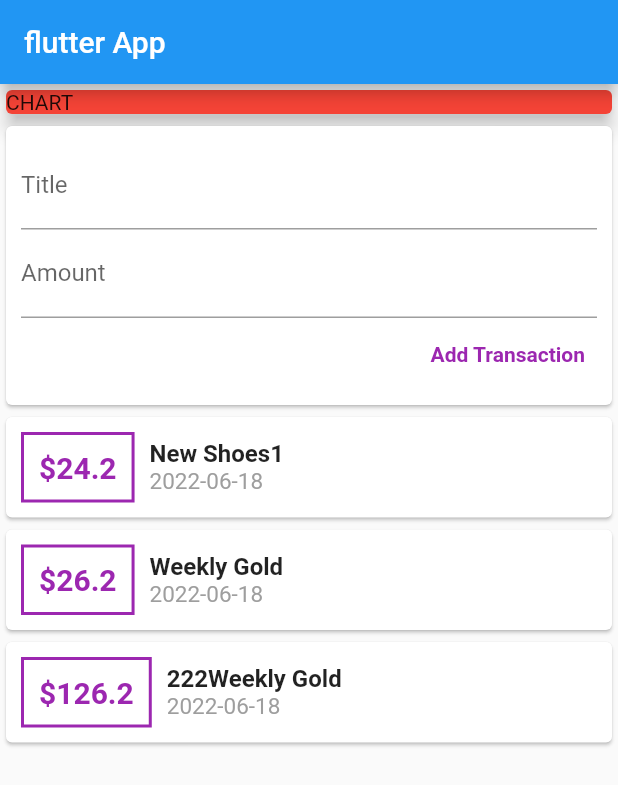
After one commit to officialtechner/flutter.real_app, a Flutter app: the screen it shows after launch, on a phone screen of 412 x 824 dp. The commit adds this screen. Shown: the top 785 px of the screen. Run offline on Flutter 3.47's test engine with Material 2 defaults, Android fonts, the phone set to English and light mode, and no system bars.

Commit message:
split into widget

```diff
--- /dev/null
+++ b/lib/widgets/new_transaction.dart
@@ -0,0 +1,47 @@
+import 'package:flutter/material.dart';
+
+class NewTransaction extends StatelessWidget {
+  final titleController = TextEditingController();
+  final amountController = TextEditingController();
+
+  final Function _addNewTransaction;
+  NewTransaction(this._addNewTransaction);
+
+  @override
+  Widget build(BuildContext context) {
+    return Card(
+        child: Container(
+      padding: EdgeInsets.all(10),
+      child: Column(crossAxisAlignment: CrossAxisAlignment.end, children: [
+        TextField(
+          decoration: InputDecoration(labelText: "Title"),
+          // onChanged: (value) {
+          //   titleInput = value;
+          // },
+          controller: titleController,
+        ),
+        TextField(
+          decoration: InputDecoration(labelText: "Amount"),
+          // onChanged: (value) {
+          //   amountInput = value;
+          //   print("amount: " + value.toString());
+          // },
+          controller: amountController,
+        ),
+        TextButton(
+            onPressed: () {
+              print(titleController.text);
+              print(amountController.text);
+
+              _addNewTransaction(
+                  titleController.text, double.parse(amountController.text));
+            },
+            child: Text(
+              "Add Transaction",
+              style:
+                  TextStyle(color: Colors.purple, fontWeight: FontWeight.bold),
+            ))
+      ]),
+    ));
+  }
+}
--- /dev/null
+++ b/lib/widgets/transaction.dart
@@ -0,0 +1,48 @@
+import 'package:flutter/material.dart';
+import 'package:real_app/models/transaction.dart';
+import 'package:intl/intl.dart';
+
+class TransactionList extends StatelessWidget {
+  final List<Transaction> _userTransaction;
+
+  TransactionList(this._userTransaction);
+
+  @override
+  Widget build(BuildContext context) {
+    return Column(
+      children: _userTransaction.map((tx) {
+        return Card(
+          child: Row(
+            children: [
+              Container(
+                margin: EdgeInsets.symmetric(vertical: 10, horizontal: 10),
+                decoration: BoxDecoration(
+                    border: Border.all(color: Colors.purple, width: 2)),
+                child: Text(
+                    style: TextStyle(
+                        fontWeight: FontWeight.bold,
+                        color: Colors.purple,
+                        fontSize: 20),
+                    "\$${tx.amount}"),
+                padding: EdgeInsets.all(10),
+              ),
+              Column(
+                crossAxisAlignment: CrossAxisAlignment.start,
+                children: [
+                  Text(
+                    tx.title,
+                    style: TextStyle(fontSize: 16, fontWeight: FontWeight.bold),
+                  ),
+                  Text(
+                    DateFormat("yyy-MM-dd").format(tx.date),
+                    style: TextStyle(fontSize: 15, color: Colors.grey),
+                  ),
+                ],
+              )
+            ],
+          ),
+        );
+      }).toList(),
+    );
+  }
+}
--- /dev/null
+++ b/lib/widgets/user_transaction.dart
@@ -0,0 +1,39 @@
+import 'package:flutter/material.dart';
+import 'package:flutter/src/widgets/container.dart';
+import 'package:flutter/src/widgets/framework.dart';
+import 'package:real_app/widgets/new_transaction.dart';
+import 'package:real_app/widgets/transaction.dart';
+
+import '../models/transaction.dart';
+
+class UserTransactions extends StatefulWidget {
+  @override
+  State<UserTransactions> createState() => _UserTransactionsState();
+}
+
+class _UserTransactionsState extends State<UserTransactions> {
+  final List<Transaction> _userTransaction = [
+    Transaction("1", "New Shoes1", 24.20, DateTime.now()),
+    Transaction("2", "Weekly Gold", 26.20, DateTime.now()),
+    Transaction("12", "222Weekly Gold", 126.20, DateTime.now()),
+  ];
+
+  void _addNewTransaction(String txtitle, double txamount) {
+    final newTx = Transaction(
+        DateTime.now().toString(), txtitle, txamount, DateTime.now());
+
+    setState(() {
+      _userTransaction.add(newTx);
+    });
+  }
+
+  @override
+  Widget build(BuildContext context) {
+    return Column(
+      children: [
+        NewTransaction(_addNewTransaction),
+        TransactionList(_userTransaction),
+      ],
+    );
+  }
+}
```
Also changed, not shown: lib/main.dart (+2 -81 lines), lib/models/transaction.dart (renamed from lib/transaction.dart).
